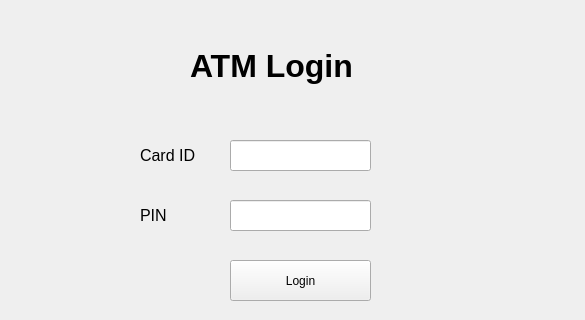
The window that admin-app/mainwindow.ui (25kmo-project/group_11) describes before a commit, drawn with Qt 5; both pictures show x 0 to 585 and y 0 to 320 of the 585 by 469 pixel window.
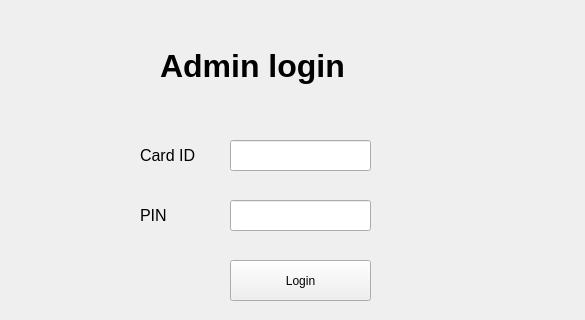
The same window after the commit.

```diff
--- a/admin-app/mainwindow.ui
+++ b/admin-app/mainwindow.ui
@@ -30,9 +30,9 @@
    <widget class="QLabel" name="title">
     <property name="geometry">
      <rect>
-      <x>190</x>
+      <x>160</x>
       <y>40</y>
-      <width>201</width>
+      <width>231</width>
       <height>51</height>
      </rect>
     </property>
@@ -43,7 +43,7 @@
      </font>
     </property>
     <property name="text">
-     <string>ATM Login</string>
+     <string>Admin login</string>
     </property>
    </widget>
    <widget class="QLabel" name="label_2">
```
